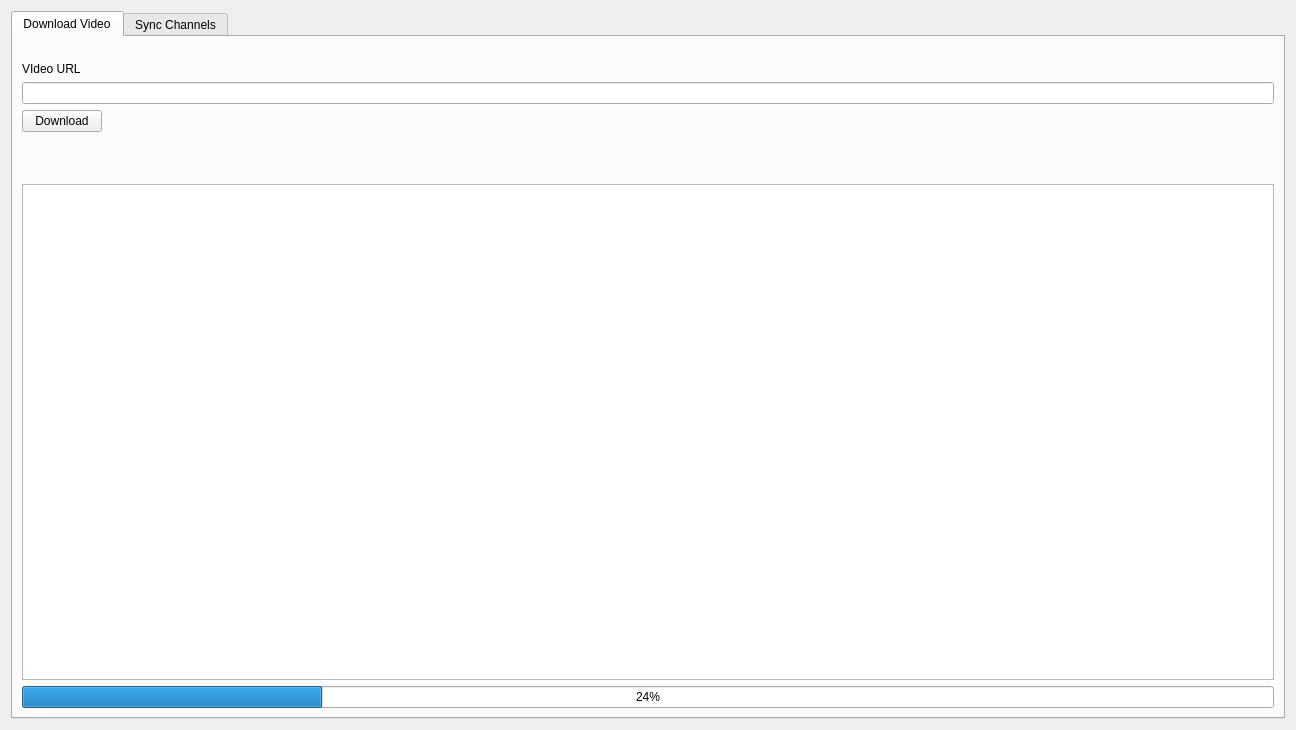
Old version of the form form.ui in the repository Chrscool8/ClipEz-Next.
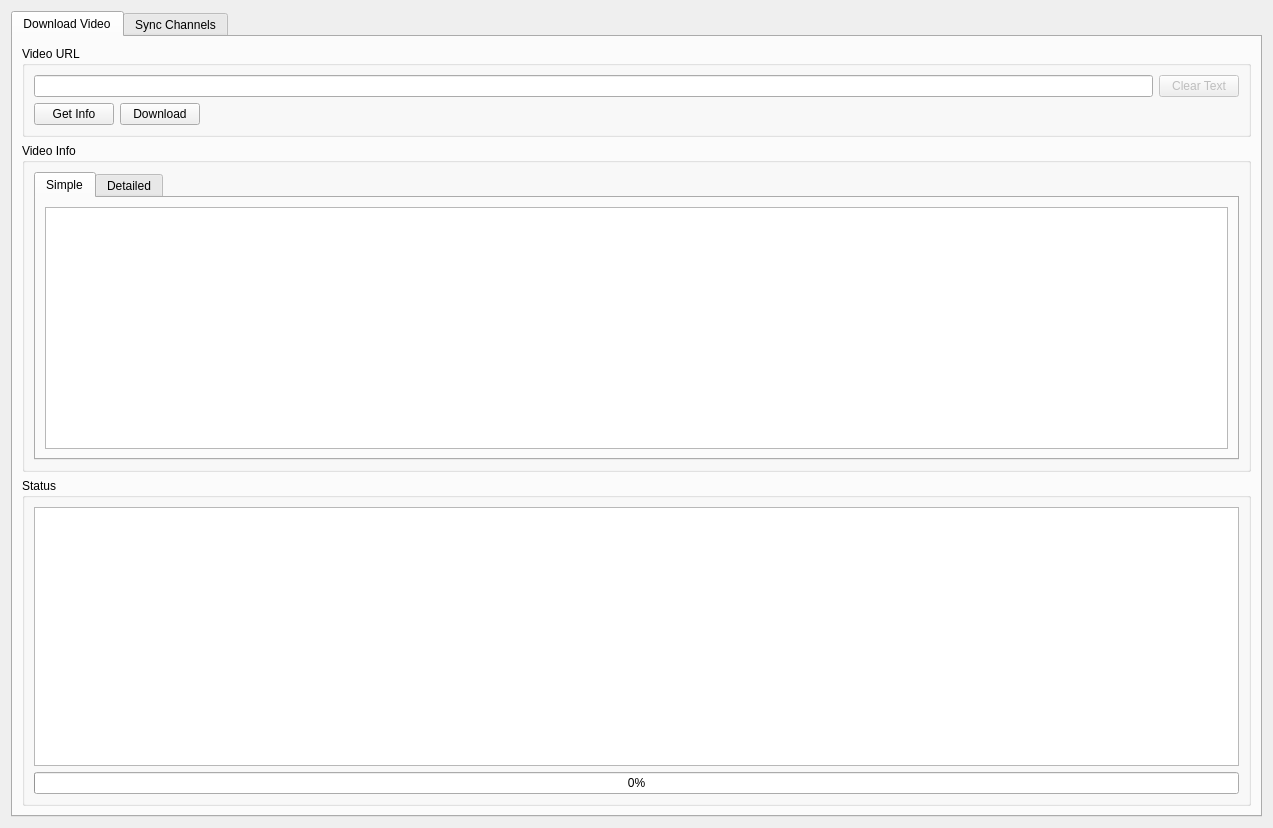
New version of the form.

What changed in the file:
```diff
--- a/form.ui
+++ b/form.ui
@@ -6,10 +6,16 @@
    <rect>
     <x>0</x>
     <y>0</y>
-    <width>1296</width>
-    <height>730</height>
+    <width>1273</width>
+    <height>828</height>
    </rect>
   </property>
+  <property name="sizePolicy">
+   <sizepolicy hsizetype="Expanding" vsizetype="Expanding">
+    <horstretch>0</horstretch>
+    <verstretch>0</verstretch>
+   </sizepolicy>
+  </property>
   <property name="windowTitle">
    <string>Widget</string>
   </property>
@@ -23,57 +29,135 @@
       <attribute name="title">
        <string>Download Video</string>
       </attribute>
-      <layout class="QFormLayout" name="formLayout">
-       <item row="0" column="0">
-        <spacer name="verticalSpacer_2">
-         <property name="orientation">
-          <enum>Qt::Vertical</enum>
+      <layout class="QVBoxLayout" name="verticalLayout_3">
+       <item>
+        <widget class="QGroupBox" name="groupbox_videourl">
+         <property name="title">
+          <string>Video URL</string>
          </property>
-         <property name="sizeType">
-          <enum>QSizePolicy::Fixed</enum>
-         </property>
-         <property name="sizeHint" stdset="0">
-          <size>
-           <width>20</width>
-           <height>10</height>
-          </size>
-         </property>
-        </spacer>
-       </item>
-       <item row="1" column="0" colspan="2">
-        <widget class="QLabel" name="label">
+         <layout class="QVBoxLayout" name="verticalLayout">
+          <item>
+           <layout class="QHBoxLayout" name="horizontalLayout">
+            <item>
+             <widget class="QLineEdit" name="lineedit_url">
+              <property name="sizePolicy">
+               <sizepolicy hsizetype="Preferred" vsizetype="Fixed">
+                <horstretch>0</horstretch>
+                <verstretch>0</verstretch>
+               </sizepolicy>
+              </property>
+             </widget>
+            </item>
+            <item>
+             <widget class="QPushButton" name="button_cleartext">
+              <property name="enabled">
+               <bool>false</bool>
+              </property>
+              <property name="sizePolicy">
+               <sizepolicy hsizetype="Fixed" vsizetype="Fixed">
+                <horstretch>0</horstretch>
+                <verstretch>0</verstretch>
+               </sizepolicy>
+              </property>
+              <property name="layoutDirection">
+               <enum>Qt::LeftToRight</enum>
+              </property>
          <property name="text">
-          <string>VIdeo URL</string>
+               <string>Clear Text</string>
          </property>
         </widget>
        </item>
-       <item row="2" column="0" colspan="2">
-        <widget class="QLineEdit" name="lineedit_url"/>
-       </item>
-       <item row="3" column="0">
+           </layout>
+          </item>
+          <item>
+           <layout class="QHBoxLayout" name="horizontalLayout_3">
+            <item>
+             <widget class="QPushButton" name="button_getinfo">
+              <property name="sizePolicy">
+               <sizepolicy hsizetype="Fixed" vsizetype="Fixed">
+                <horstretch>0</horstretch>
+                <verstretch>0</verstretch>
+               </sizepolicy>
+              </property>
+              <property name="text">
+               <string>Get Info</string>
+              </property>
+             </widget>
+            </item>
+            <item>
         <widget class="QPushButton" name="button_downloadstart">
+              <property name="sizePolicy">
+               <sizepolicy hsizetype="Fixed" vsizetype="Fixed">
+                <horstretch>0</horstretch>
+                <verstretch>0</verstretch>
+               </sizepolicy>
+              </property>
          <property name="text">
           <string>Download</string>
          </property>
         </widget>
        </item>
-       <item row="4" column="0">
-        <spacer name="verticalSpacer">
+            <item>
+             <spacer name="horizontalSpacer">
          <property name="orientation">
-          <enum>Qt::Vertical</enum>
-         </property>
-         <property name="sizeType">
-          <enum>QSizePolicy::Maximum</enum>
+               <enum>Qt::Horizontal</enum>
          </property>
          <property name="sizeHint" stdset="0">
           <size>
-           <width>20</width>
-           <height>40</height>
+                <width>40</width>
+                <height>20</height>
           </size>
          </property>
         </spacer>
        </item>
-       <item row="5" column="0" colspan="2">
+           </layout>
+          </item>
+         </layout>
+        </widget>
+       </item>
+       <item>
+        <widget class="QGroupBox" name="groupbox_videoinfo">
+         <property name="title">
+          <string>Video Info</string>
+         </property>
+         <layout class="QGridLayout" name="gridLayout_3">
+          <item row="0" column="0">
+           <widget class="QTabWidget" name="tabs_videoinfo">
+            <property name="currentIndex">
+             <number>0</number>
+            </property>
+            <widget class="QWidget" name="tab_videoinfo_simple">
+             <attribute name="title">
+              <string>Simple</string>
+             </attribute>
+             <layout class="QGridLayout" name="gridLayout_4">
+              <item row="0" column="0">
+               <widget class="QTreeView" name="treeview_simple"/>
+              </item>
+             </layout>
+            </widget>
+            <widget class="QWidget" name="tab_videoinfo_detailed">
+             <attribute name="title">
+              <string>Detailed</string>
+             </attribute>
+             <layout class="QGridLayout" name="gridLayout_2">
+              <item row="0" column="0">
+               <widget class="QTreeView" name="treeview_detailed"/>
+              </item>
+             </layout>
+            </widget>
+           </widget>
+          </item>
+         </layout>
+        </widget>
+       </item>
+       <item>
+        <widget class="QGroupBox" name="groupbox_status">
+         <property name="title">
+          <string>Status</string>
+         </property>
+         <layout class="QVBoxLayout" name="verticalLayout_2">
+          <item>
         <widget class="QTextEdit" name="textbox_status">
          <property name="enabled">
           <bool>true</bool>
@@ -90,6 +174,9 @@
            <height>16777215</height>
           </size>
          </property>
+            <property name="frameShadow">
+             <enum>QFrame::Sunken</enum>
+            </property>
          <property name="lineWrapMode">
           <enum>QTextEdit::NoWrap</enum>
          </property>
@@ -98,16 +185,22 @@
          </property>
         </widget>
        </item>
-       <item row="6" column="0" colspan="2">
-        <widget class="QProgressBar" name="progressBar">
+          <item>
+           <widget class="QProgressBar" name="progressbar_download">
          <property name="value">
-          <number>24</number>
-         </property>
+             <number>0</number>
+            </property>
+            <property name="invertedAppearance">
+             <bool>false</bool>
+            </property>
         </widget>
        </item>
       </layout>
      </widget>
-     <widget class="QWidget" name="tab_2">
+       </item>
+      </layout>
+     </widget>
+     <widget class="QWidget" name="tab_syncpanel">
       <attribute name="title">
        <string>Sync Channels</string>
       </attribute>
```
Left out of the diff: 11 changed lines with no effect on the pictures. Lines whose indentation alone changed are shown as unchanged.
